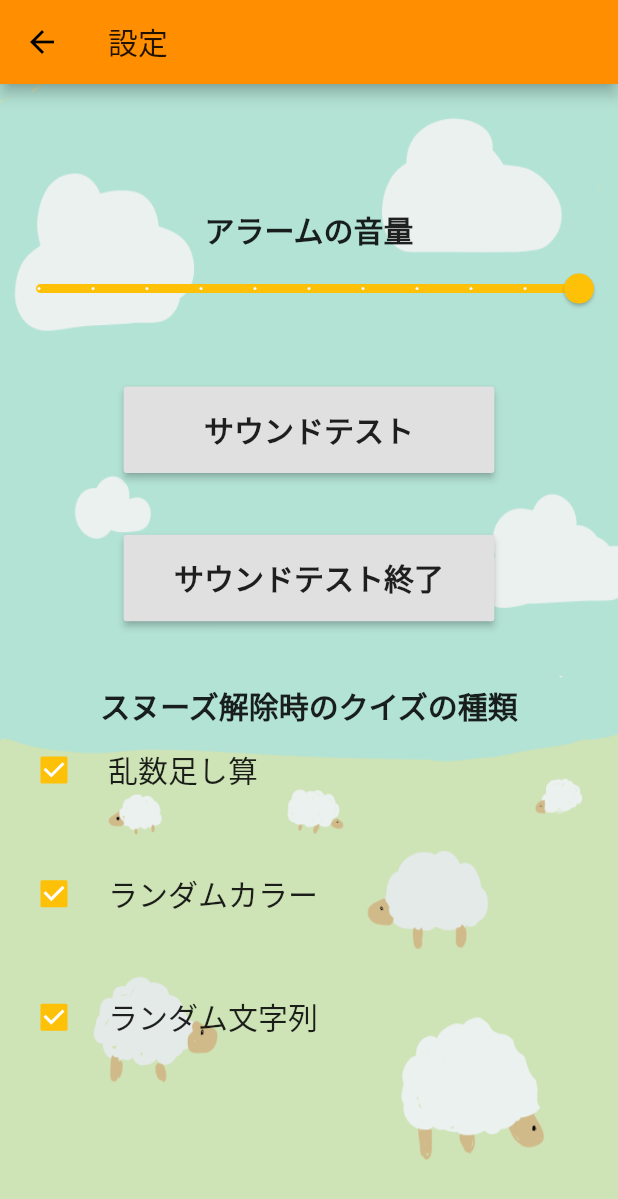
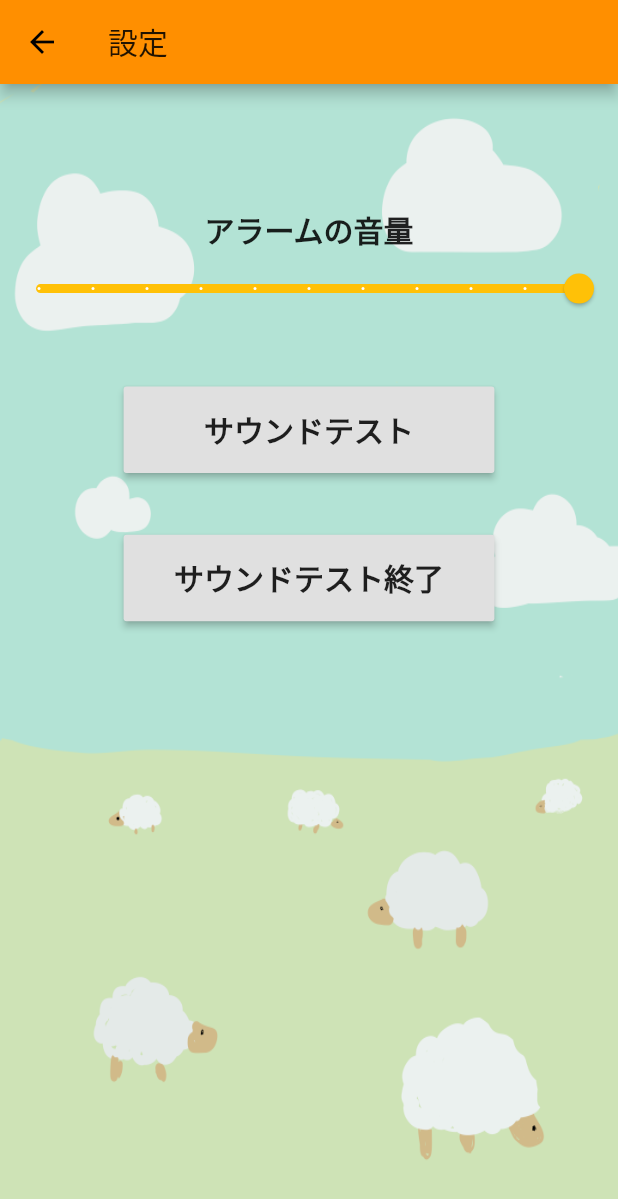
Before and after one commit to 06itsuki08/alarm_clock, a Flutter app: the Setting screen opened by its route, on a phone screen of 412 x 824 dp. Shown: the top 1199 px of the screen. Run offline on Flutter 3.47's test engine with Material 2 defaults, Android fonts, the phone set to English and light mode, and no system bars; our stand-ins replace flutter_local_notifications, shared_preferences, timezone, vibration; missing offline and left inert: barcode_scan, flutter_ringtone_player, workmanager; accounts and stored records are empty; Roboto replaces fonts that are missing (MPLUSRounded).

```diff
--- a/lib/screen/setting.dart
+++ b/lib/screen/setting.dart
@@ -98,10 +98,10 @@ class _SettingState extends State<Setting> {
                           TextStyle(fontWeight: FontWeight.bold, fontSize: 20)),
                 ),
               ),
-              heightSpacer(height: size.height * 0.05),
+              /*heightSpacer(height: size.height * 0.05),
               Text('スヌーズ解除時のクイズの種類',
                   style: TextStyle(fontSize: 20, fontWeight: FontWeight.bold)),
-              buildQuizCheckBox(),
+              buildQuizCheckBox(),*/
             ],
           ),
         ),
@@ -127,6 +127,7 @@ class _SettingState extends State<Setting> {
       */
   }
 
+/*
   buildQuizCheckBox() {
     return Column(
       children: [
@@ -156,4 +157,5 @@ class _SettingState extends State<Setting> {
       ],
     );
   }
+  */
 }
```
